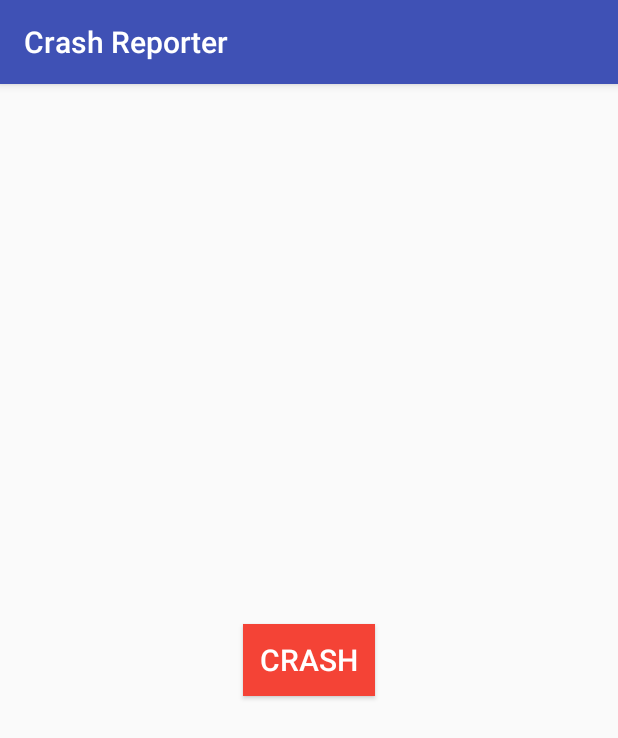
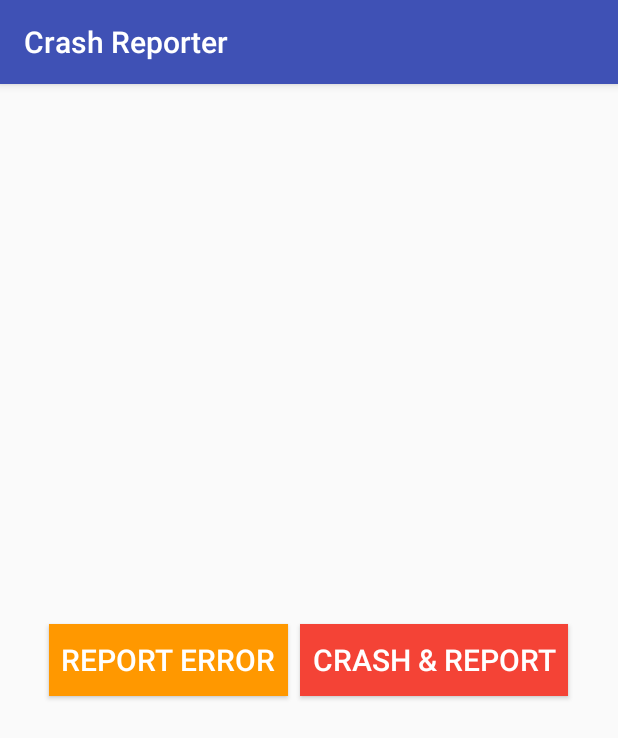
Before and after one commit to labstack/cookbook-android, an Android app: the screen it shows after launch (MainActivity), on a phone screen of 412 x 824 dp. Shown: the top 738 px of the screen. Run offline under Robolectric (Android 15) with nearby library versions, the phone set to English and light mode, and no system bars; libraries missing offline, so code that uses them is left out: com.google.android.gms; 4 statements that could not run were skipped.

Commit message:
Updated to latest SDK
Signed-off-by: Vishal Rana <vr@labstack.com>

```diff
--- a/build.gradle
+++ b/build.gradle
@@ -7,7 +7,7 @@ buildscript {
         jcenter()
     }
     dependencies {
-        classpath 'com.android.tools.build:gradle:3.0.0-beta1'
+        classpath 'com.android.tools.build:gradle:3.0.0-beta2'
 
 
         // NOTE: Do not place your application dependencies here; they belong
--- a/crash-reporter/build.gradle
+++ b/crash-reporter/build.gradle
@@ -32,5 +32,5 @@ dependencies {
     androidTestImplementation 'com.android.support.test:runner:1.0.0'
     androidTestImplementation 'com.android.support.test.espresso:espresso-core:3.0.0'
     compile 'com.google.android.gms:play-services-iid:11.0.2'
-    compile 'com.labstack:labstack-android:0.6.24'
+    compile 'com.labstack:labstack-android:0.6.37'
 }
--- a/crash-reporter/src/main/java/com/labstack/cookbook/android/crashreporter/MainActivity.java
+++ b/crash-reporter/src/main/java/com/labstack/cookbook/android/crashreporter/MainActivity.java
@@ -11,20 +11,9 @@ import com.labstack.android.Client;
 import com.labstack.android.Log;
 import com.labstack.cookbook.android.R;
 
-import java.io.PrintWriter;
-import java.io.StringWriter;
-
 public class MainActivity extends AppCompatActivity {
     private Client client;
     private Log log;
-    private Thread.UncaughtExceptionHandler defaultUncaughtExceptionHandle;
-
-    private static String getStackTrace(Throwable throwable) {
-        StringWriter stringWriter = new StringWriter();
-        PrintWriter printWriter = new PrintWriter(stringWriter);
-        throwable.printStackTrace(printWriter);
-        return stringWriter.toString();
-    }
 
     @Override
     protected void onCreate(Bundle savedInstanceState) {
@@ -39,21 +28,9 @@ public class MainActivity extends AppCompatActivity {
                 .add("app_name", "crash-reporter")
                 .add("app_id", InstanceID.getInstance(this).getId());
 
-        // Automatically report uncaught fatal error
-        defaultUncaughtExceptionHandle = Thread.getDefaultUncaughtExceptionHandler();
-        Thread.setDefaultUncaughtExceptionHandler(new Thread.UncaughtExceptionHandler() {
-            @Override
-            public void uncaughtException(Thread thread, Throwable throwable) {
-                log.fatal(new Fields()
-                        .add("message", throwable.getMessage())
-                        .add("stack_trace", getStackTrace(throwable)));
-                defaultUncaughtExceptionHandle.uncaughtException(thread, throwable);
-            }
-        });
-
-        // Simulate crash
-        Button button = (Button) findViewById(R.id.button);
-        button.setOnClickListener(new View.OnClickListener() {
+        // Automatically report crash (fatal error)
+        Button crashButton = (Button) findViewById(R.id.crash_button);
+        crashButton.setOnClickListener(new View.OnClickListener() {
             @Override
             public void onClick(View view) {
                 throw new RuntimeException("fatal error");
@@ -61,10 +38,16 @@ public class MainActivity extends AppCompatActivity {
         });
 
         // Manually report non-fatal error
-        try {
-            throw new Exception("non-fatal error");
-        } catch (Exception e) {
-            log.error(new Fields().add("message", e.getMessage()));
-        }
+        Button errorButton = (Button) findViewById(R.id.error_button);
+        errorButton.setOnClickListener(new View.OnClickListener() {
+            @Override
+            public void onClick(View view) {
+                try {
+                    throw new Exception("non-fatal error");
+                } catch (Exception e) {
+                    log.error(new Fields().add("message", e.getMessage()));
+                }
+            }
+        });
     }
 }
--- a/crash-reporter/src/main/res/layout/activity_main.xml
+++ b/crash-reporter/src/main/res/layout/activity_main.xml
@@ -9,14 +9,26 @@
         android:layout_width="match_parent"
         android:layout_height="match_parent"
         android:gravity="center"
-        android:orientation="vertical">
+        android:orientation="horizontal">
 
         <Button
-            android:id="@+id/button"
+            android:id="@+id/error_button"
             android:layout_width="wrap_content"
             android:layout_height="wrap_content"
+            android:background="#FF9800"
+            android:padding="8dp"
+            android:text="Report Error"
+            android:textColor="#FFF"
+            android:textSize="20dp" />
+
+        <Button
+            android:id="@+id/crash_button"
+            android:layout_width="wrap_content"
+            android:layout_height="wrap_content"
+            android:layout_marginLeft="8dp"
             android:background="#F44336"
-            android:text="Crash"
+            android:padding="8dp"
+            android:text="Crash &amp; Report"
             android:textColor="#FFF"
             android:textSize="20dp" />
     </LinearLayout>
--- a/location-tracker/build.gradle
+++ b/location-tracker/build.gradle
@@ -31,5 +31,5 @@ dependencies {
     androidTestImplementation 'com.android.support.test:runner:1.0.0'
     androidTestImplementation 'com.android.support.test.espresso:espresso-core:3.0.0'
     compile 'com.google.android.gms:play-services-iid:11.0.2'
-    compile 'com.labstack:labstack-android:0.6.25'
+    compile 'com.labstack:labstack-android:0.6.37'
 }
```
